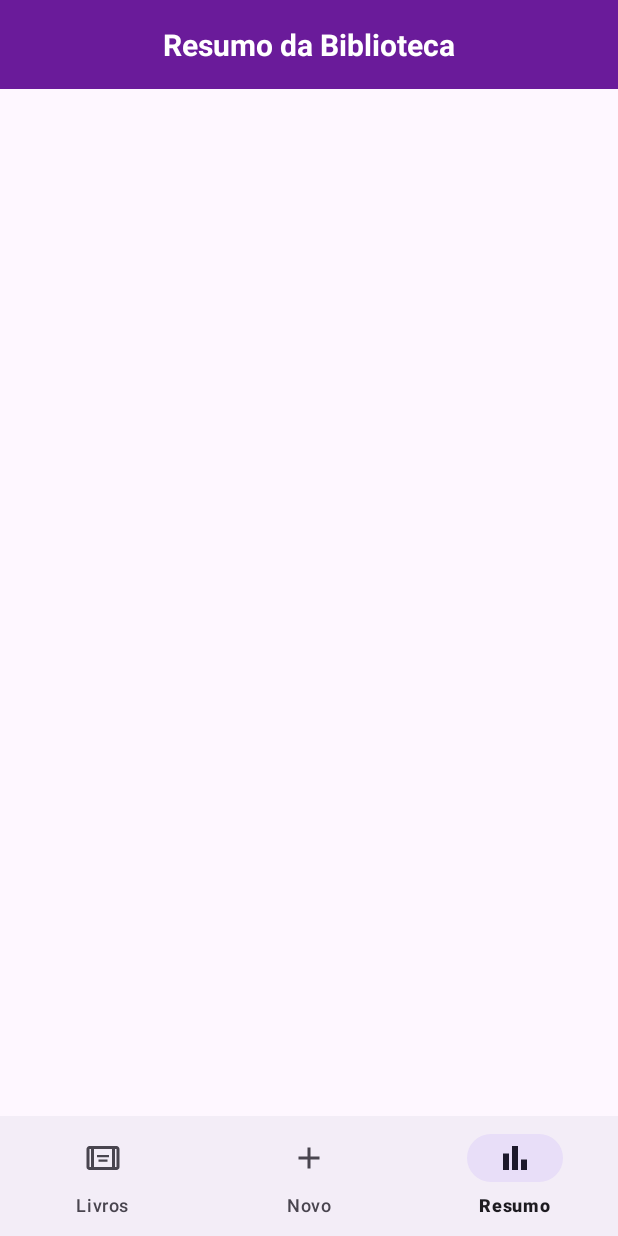
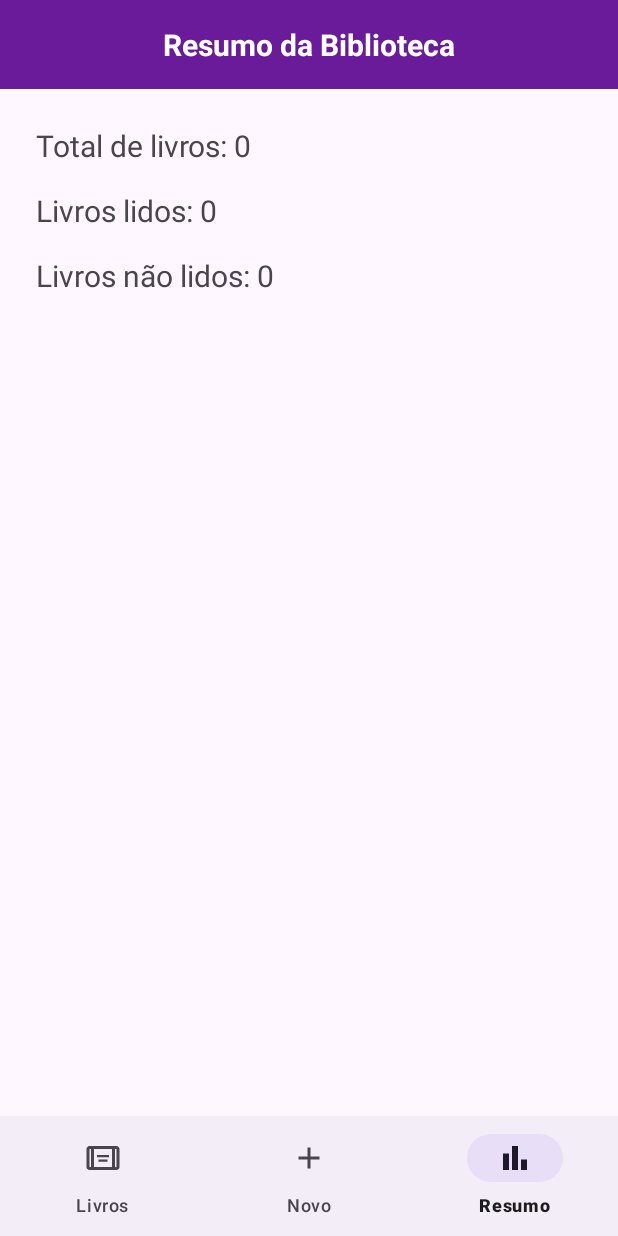
Before and after one commit to antoniovna/BibliotecaPessoalCeub, an Android app: the ResumoActivity screen opened directly, with no data from a screen before it, on a phone screen of 412 x 824 dp. Run offline under Robolectric (Android 15) with nearby library versions, the phone set to English and light mode, and no system bars.

Commit message:
feat: tela de resumo com COUNT(*)

```diff
--- a/app/src/main/java/com/example/projetofinal/ResumoActivity.java
+++ b/app/src/main/java/com/example/projetofinal/ResumoActivity.java
@@ -1,6 +1,7 @@
 package com.example.projetofinal;
 
 import android.os.Bundle;
+import android.widget.TextView;
 
 import androidx.activity.EdgeToEdge;
 import androidx.appcompat.app.AppCompatActivity;
@@ -8,21 +9,48 @@ import androidx.core.graphics.Insets;
 import androidx.core.view.ViewCompat;
 import androidx.core.view.WindowInsetsCompat;
 
+import com.example.projetofinal.persistencia.ILivroDAO;
+import com.example.projetofinal.persistencia.LivroDAO;
+
 /**
  * Activity que exibe o resumo com totais de livros cadastrados, lidos e não lidos.
  */
 public class ResumoActivity extends AppCompatActivity {
+
+    private TextView txtTotal;
+    private TextView txtLidos;
+    private TextView txtNaoLidos;
+    private ILivroDAO dao;
 
     @Override
     protected void onCreate(Bundle savedInstanceState) {
         super.onCreate(savedInstanceState);
         EdgeToEdge.enable(this);
         setContentView(R.layout.activity_resumo);
+
         ViewCompat.setOnApplyWindowInsetsListener(findViewById(R.id.main), (v, insets) -> {
             Insets systemBars = insets.getInsets(WindowInsetsCompat.Type.systemBars());
             v.setPadding(systemBars.left, systemBars.top, systemBars.right, 0);
             return insets;
         });
+
         NavegacaoMenu.configurar(this, R.id.nav_resumo);
+
+        txtTotal = findViewById(R.id.txtTotal);
+        txtLidos = findViewById(R.id.txtLidos);
+        txtNaoLidos = findViewById(R.id.txtNaoLidos);
+
+        dao = new LivroDAO(this);
+
+        carregarContadores();
+    }
+
+    /**
+     * Carrega as estatísticas do banco de dados utilizando COUNT(*) via DAO.
+     */
+    private void carregarContadores() {
+        txtTotal.setText(getString(R.string.resumo_total, dao.contar(null)));
+        txtLidos.setText(getString(R.string.resumo_lidos, dao.contar(true)));
+        txtNaoLidos.setText(getString(R.string.resumo_nao_lidos, dao.contar(false)));
     }
 }
```
